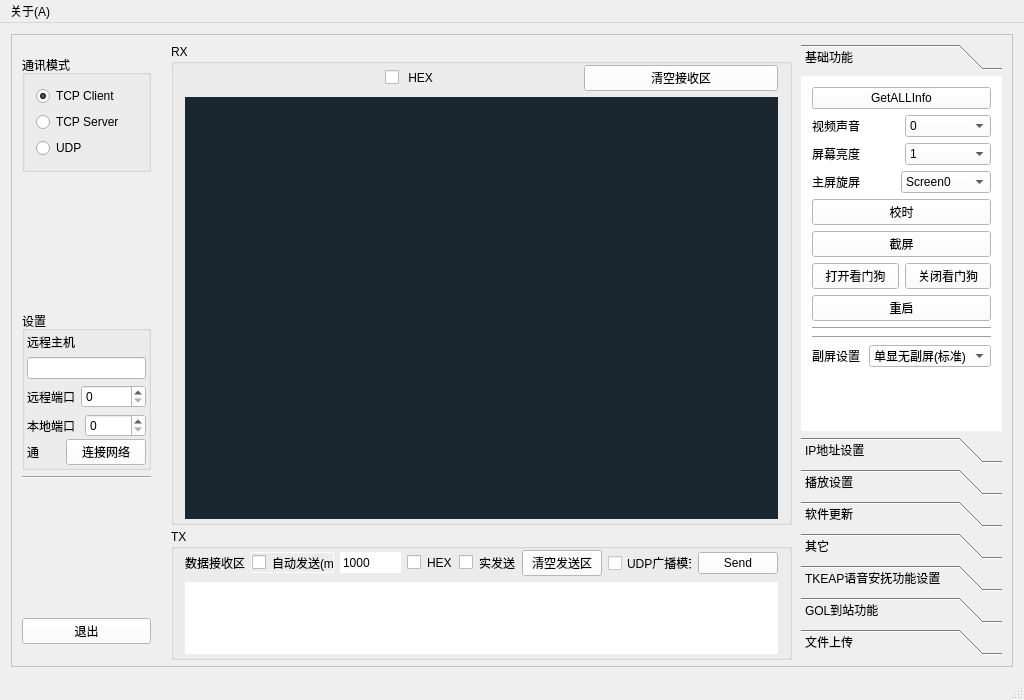
Above: mainwindow.ui from 89093522/LSC_Debug before the change. Below: the same form after it.
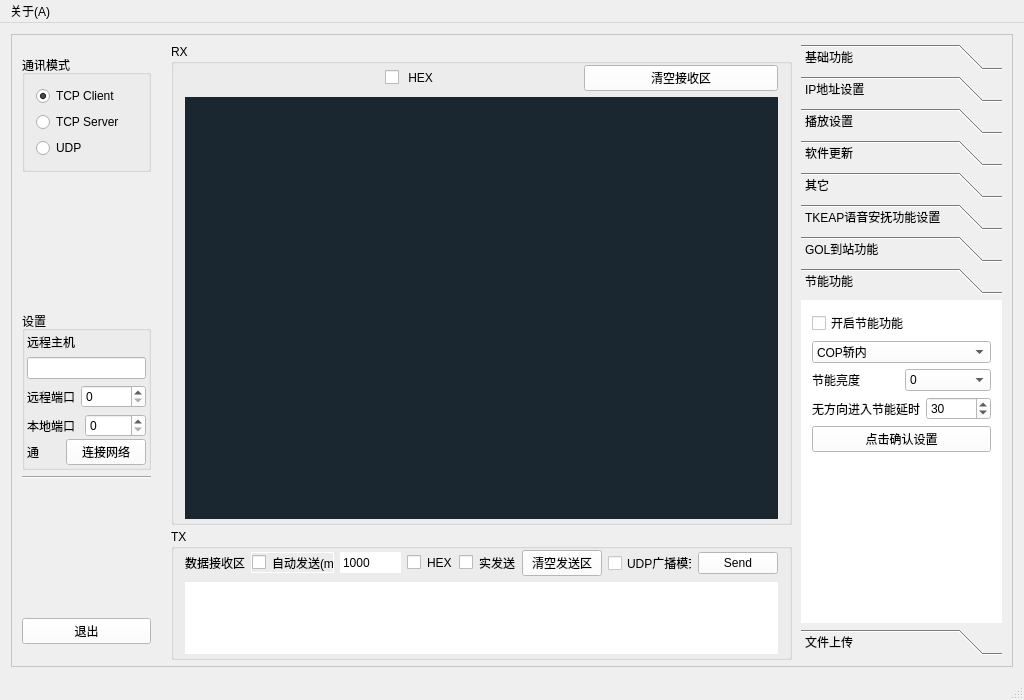
That is the form after the change. The open tabs and pages were chosen to show the change.

The edit to the form file:
```diff
--- a/mainwindow.ui
+++ b/mainwindow.ui
@@ -675,7 +675,7 @@
           <x>0</x>
           <y>0</y>
           <width>201</width>
-          <height>411</height>
+          <height>377</height>
          </rect>
         </property>
         <attribute name="label">
@@ -2061,6 +2061,169 @@
          </item>
         </layout>
        </widget>
+       <widget class="QWidget" name="page_4">
+        <property name="geometry">
+         <rect>
+          <x>0</x>
+          <y>0</y>
+          <width>201</width>
+          <height>377</height>
+         </rect>
+        </property>
+        <attribute name="label">
+         <string>节能功能</string>
+        </attribute>
+        <layout class="QVBoxLayout" name="verticalLayout_18">
+         <item>
+          <layout class="QVBoxLayout" name="verticalLayout_17">
+           <item>
+            <widget class="QCheckBox" name="checkBox_energy">
+             <property name="text">
+              <string>开启节能功能</string>
+             </property>
+             <property name="checked">
+              <bool>false</bool>
+             </property>
+            </widget>
+           </item>
+           <item>
+            <widget class="QComboBox" name="comboBox_en">
+             <item>
+              <property name="text">
+               <string>COP轿内</string>
+              </property>
+             </item>
+             <item>
+              <property name="text">
+               <string>LOP厅站</string>
+              </property>
+             </item>
+            </widget>
+           </item>
+           <item>
+            <layout class="QHBoxLayout" name="horizontalLayout_26">
+             <item>
+              <widget class="QLabel" name="label_36">
+               <property name="toolTip">
+                <string/>
+               </property>
+               <property name="text">
+                <string>节能亮度</string>
+               </property>
+              </widget>
+             </item>
+             <item>
+              <widget class="QComboBox" name="comboBox_en_2">
+               <item>
+                <property name="text">
+                 <string>0</string>
+                </property>
+               </item>
+               <item>
+                <property name="text">
+                 <string>1</string>
+                </property>
+               </item>
+               <item>
+                <property name="text">
+                 <string>2</string>
+                </property>
+               </item>
+               <item>
+                <property name="text">
+                 <string>3</string>
+                </property>
+               </item>
+               <item>
+                <property name="text">
+                 <string>4</string>
+                </property>
+               </item>
+               <item>
+                <property name="text">
+                 <string>5</string>
+                </property>
+               </item>
+               <item>
+                <property name="text">
+                 <string>6</string>
+                </property>
+               </item>
+               <item>
+                <property name="text">
+                 <string>7</string>
+                </property>
+               </item>
+               <item>
+                <property name="text">
+                 <string>8</string>
+                </property>
+               </item>
+               <item>
+                <property name="text">
+                 <string>9</string>
+                </property>
+               </item>
+               <item>
+                <property name="text">
+                 <string>10</string>
+                </property>
+               </item>
+              </widget>
+             </item>
+            </layout>
+           </item>
+           <item>
+            <layout class="QHBoxLayout" name="horizontalLayout_27">
+             <item>
+              <widget class="QLabel" name="label_37">
+               <property name="toolTip">
+                <string/>
+               </property>
+               <property name="text">
+                <string>无方向进入节能延时</string>
+               </property>
+              </widget>
+             </item>
+             <item>
+              <widget class="QSpinBox" name="remoteport_spinBox_en">
+               <property name="minimum">
+                <number>5</number>
+               </property>
+               <property name="maximum">
+                <number>100</number>
+               </property>
+               <property name="value">
+                <number>30</number>
+               </property>
+              </widget>
+             </item>
+            </layout>
+           </item>
+           <item>
+            <widget class="QPushButton" name="pushButton_energy">
+             <property name="text">
+              <string>点击确认设置</string>
+             </property>
+            </widget>
+           </item>
+           <item>
+            <spacer name="verticalSpacer_14">
+             <property name="orientation">
+              <enum>Qt::Vertical</enum>
+             </property>
+             <property name="sizeHint" stdset="0">
+              <size>
+               <width>20</width>
+               <height>40</height>
+              </size>
+             </property>
+            </spacer>
+           </item>
+          </layout>
+         </item>
+        </layout>
+       </widget>
        <widget class="QWidget" name="page">
         <property name="geometry">
          <rect>
```
Left out of the diff: 87 changed lines with no effect on the pictures.
